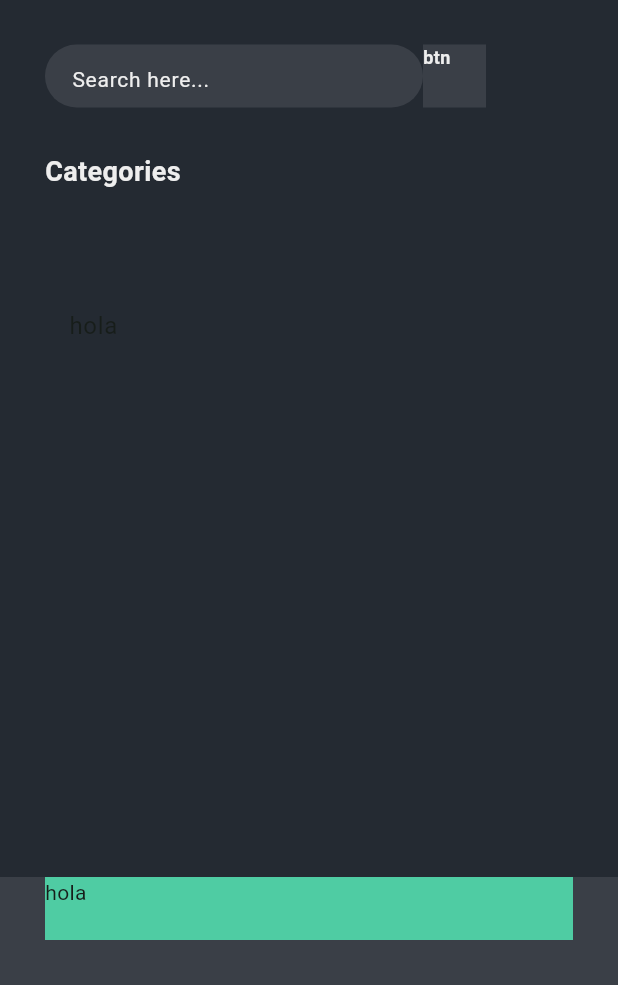
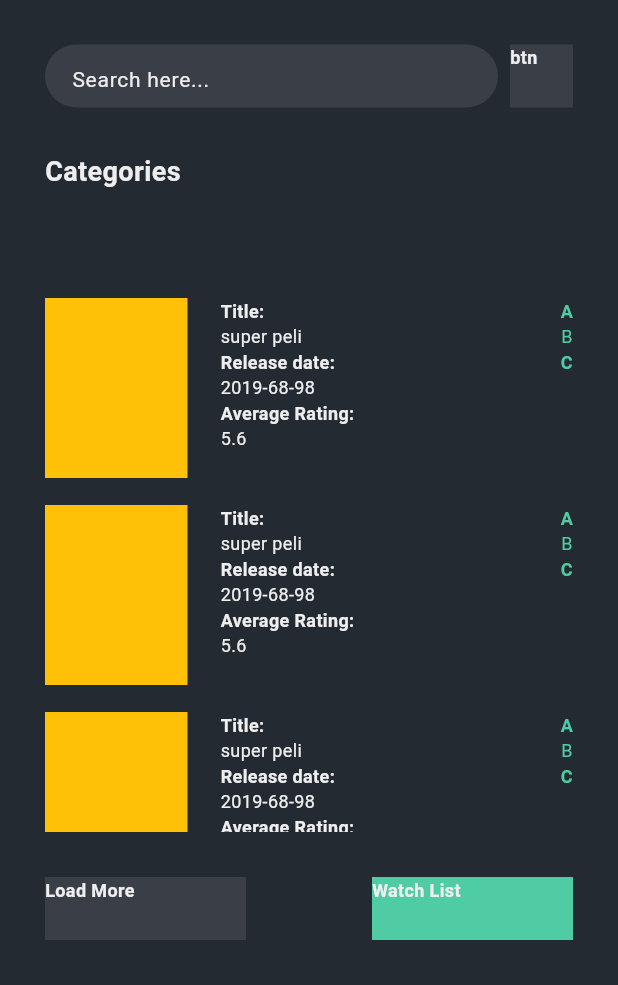
Before and after one commit to ivesklein/MoviesCatalogExercise, a Flutter app: the screen it shows after launch, on a phone screen of 412 x 824 dp, the part 251-1236 px from its top. Run offline on Flutter 3.47's test engine with Material 3 defaults, Android fonts, the phone set to English and light mode, and no system bars.

Commit message:
progres in views dashboard and watchlist

```diff
--- a/lib/main.dart
+++ b/lib/main.dart
@@ -2,6 +2,7 @@ import 'package:flutter/material.dart';
 import 'package:movies/constants.dart';
 import 'package:movies/views/dashboard/dashboard_view.dart';
 import 'package:movies/views/splash/splash_view.dart';
+import 'package:movies/views/watchlist/watchlist_view.dart';
 
 void main() {
   runApp(const MoviesApp());
@@ -23,7 +24,7 @@ class MoviesApp extends StatelessWidget {
       routes: {
         '/dashboard': (_) => const Dashboard(),
         //'/dashboard': (_) => const TodoList(),
-        //'/watchlist': (_) => const AddTodoPage(),
+        '/watchlist': (_) => const Watchlist(),
         //'/details': (_) => const AddTodoPage(),
       },
     );
--- a/lib/views/dashboard/dashboard_view.dart
+++ b/lib/views/dashboard/dashboard_view.dart
@@ -1,5 +1,6 @@
 import 'package:flutter/material.dart';
 import 'package:movies/constants.dart';
+import 'package:movies/widgets/movie_item.dart';
 
 class Dashboard extends StatelessWidget{
   const Dashboard({super.key});
@@ -13,7 +14,12 @@ class Dashboard extends StatelessWidget{
     print("w ${width}");
     print("h ${height}");
 
-    List items = ["hola"];
+    List items = [
+      "hola",
+        "hola",
+          "hola",
+            "hola",
+    ];
 
     return Scaffold(
       body: Container(
@@ -37,7 +43,7 @@ class Dashboard extends StatelessWidget{
                 //Flexible(fit: FlexFit.tight, child:
                 Container(
                   height: 42,
-                  width: 252,
+                  width: width-60-42-8,
                   //decoration: const BoxDecoration(color: colorSW),
                   child: TextField(
                     style: TextStyle(fontSize: 14.0, color: colorWH),
@@ -59,7 +65,7 @@ class Dashboard extends StatelessWidget{
                     ),
                   ),
                 ),
-
+                SizedBox(width: 8,),
                 Container(
                   height: 42,
                   width: 42,
@@ -79,29 +85,47 @@ class Dashboard extends StatelessWidget{
               padding: const EdgeInsets.only(bottom: 30),
               child: Text("categorias"),
             ),
-            ListView.builder(
+            Expanded(
+              child: ListView.builder(
                 shrinkWrap: true,
                 itemCount: items.length,
                 itemBuilder: (BuildContext context, int index) {
-                return ListTile(
-                  title: Text(items[index]),
-                );
+                  return MovieItem();
                 },
+              ),
             )
           ],
         ),
       ),
       bottomNavigationBar:
         Container(
-          decoration: const BoxDecoration(color: colorSW),
+          decoration: const BoxDecoration(color: colorBG),
           child: Padding(
             padding: const EdgeInsets.only(left: 30, right: 30, bottom: 30),
-            child: SizedBox(
-              width: 200,
+              child: Container(
                 height: 42,
+                //decoration: const BoxDecoration(color: colorHL),
+                child: Row(
+                  children: [
+                    Container(
+                      height: 42,
+                      width: 134,
+                      decoration: const BoxDecoration(color: colorSW),
+                      child: Text("Load More", textAlign: TextAlign.left, style: TextStyle(fontSize: 12, color: colorWH, fontWeight: FontWeight.w600)),
+                    ),
+                    SizedBox(width: width-60-134*2,),
+                    GestureDetector(
+                      onTap: () {
+                        Navigator.pushNamed(context, '/watchlist');
+                      },
                       child: Container(
+                        height: 42,
+                        width: 134,
                         decoration: const BoxDecoration(color: colorHL),
-                child: Text("hola"),
+                        child: Text("Watch List", textAlign: TextAlign.left, style: TextStyle(fontSize: 12, color: colorWH, fontWeight: FontWeight.w600)),
+                      ),
+                    )
+                  ],
                 ),
               ),
           ),
--- /dev/null
+++ b/lib/widgets/movie_item.dart
@@ -0,0 +1,45 @@
+import 'package:flutter/material.dart';
+import 'package:movies/constants.dart';
+
+class MovieItem extends StatelessWidget{
+  @override
+  Widget build(BuildContext context) {
+    return Container(
+      width: double.infinity,
+      padding: EdgeInsets.only(top: 9, bottom: 9),
+      height: 138,
+      child: Row(
+        children: [
+          Container(
+            width: 95,
+            height: 120,
+            color: Colors.amber,
+            //padding: EdgeInsets.only(right: 22),
+          ),
+          SizedBox(width:22),
+          Expanded(
+            child: Column(
+              crossAxisAlignment: CrossAxisAlignment.start,
+              children: [
+                Text("Title:", style: TextStyle(fontSize: 12, color: colorWH, fontWeight: FontWeight.w600)),
+                Text("super peli", style: TextStyle(fontSize: 12, color: colorWH, fontWeight: FontWeight.w400)),
+                Text("Release date:", style: TextStyle(fontSize: 12, color: colorWH, fontWeight: FontWeight.w600)),
+                Text("2019-68-98", style: TextStyle(fontSize: 12, color: colorWH, fontWeight: FontWeight.w400)),
+                Text("Average Rating:", style: TextStyle(fontSize: 12, color: colorWH, fontWeight: FontWeight.w600)),
+                Text("5.6", style: TextStyle(fontSize: 12, color: colorWH, fontWeight: FontWeight.w400)),
+              ],
+            ),
+          ),
+          Column(
+            children: [
+              Text("A", style: TextStyle(fontSize: 12, color: colorHL, fontWeight: FontWeight.w600)),
+              Text("B", style: TextStyle(fontSize: 12, color: colorHL, fontWeight: FontWeight.w400)),
+              Text("C", style: TextStyle(fontSize: 12, color: colorHL, fontWeight: FontWeight.w600)),
+            ],
+          )
+        ],
+      ),
+    );
+  }
+
+}
```
Also changed, not shown: lib/views/watchlist/watchlist_view.dart (added, +81 -0 lines). Lines whose indentation alone changed are shown as unchanged.
